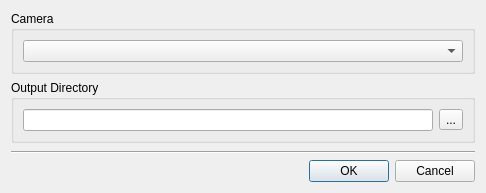
Qt form SecurityCam/options.ui (igormironchik/security-cam) before a commit.
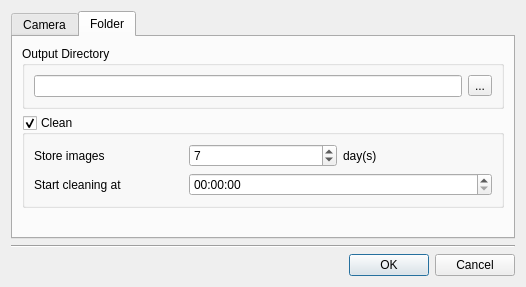
The same form after that commit.

What changed in the file:
```diff
--- a/SecurityCam/options.ui
+++ b/SecurityCam/options.ui
@@ -6,13 +6,23 @@
    <rect>
     <x>0</x>
     <y>0</y>
-    <width>486</width>
-    <height>193</height>
+    <width>526</width>
+    <height>287</height>
    </rect>
   </property>
   <property name="windowTitle">
    <string>Dialog</string>
   </property>
+  <layout class="QVBoxLayout" name="verticalLayout_4">
+   <item>
+    <widget class="QTabWidget" name="tabWidget">
+     <property name="currentIndex">
+      <number>1</number>
+     </property>
+     <widget class="QWidget" name="tab">
+      <attribute name="title">
+       <string>Camera</string>
+      </attribute>
   <layout class="QVBoxLayout" name="verticalLayout">
    <item>
     <widget class="QGroupBox" name="m_cameraBox">
@@ -27,6 +37,26 @@
     </widget>
    </item>
    <item>
+        <spacer name="verticalSpacer">
+         <property name="orientation">
+          <enum>Qt::Vertical</enum>
+         </property>
+         <property name="sizeHint" stdset="0">
+          <size>
+           <width>20</width>
+           <height>114</height>
+          </size>
+         </property>
+        </spacer>
+       </item>
+      </layout>
+     </widget>
+     <widget class="QWidget" name="tab_2">
+      <attribute name="title">
+       <string>Folder</string>
+      </attribute>
+      <layout class="QVBoxLayout" name="verticalLayout_3">
+       <item>
     <widget class="QGroupBox" name="groupBox_2">
      <property name="title">
       <string>Output Directory</string>
@@ -50,17 +80,71 @@
     </widget>
    </item>
    <item>
-    <spacer name="verticalSpacer">
+        <widget class="QGroupBox" name="m_clean">
+         <property name="title">
+          <string>Clean</string>
+         </property>
+         <property name="checkable">
+          <bool>true</bool>
+         </property>
+         <layout class="QVBoxLayout" name="verticalLayout_2">
+          <item>
+           <layout class="QGridLayout" name="gridLayout">
+            <item row="0" column="0">
+             <widget class="QLabel" name="label">
+              <property name="text">
+               <string>Store images</string>
+              </property>
+             </widget>
+            </item>
+            <item row="0" column="1">
+             <widget class="QSpinBox" name="m_storeDays">
+              <property name="minimum">
+               <number>1</number>
+              </property>
+              <property name="value">
+               <number>7</number>
+              </property>
+             </widget>
+            </item>
+            <item row="0" column="2">
+             <widget class="QLabel" name="label_2">
+              <property name="text">
+               <string>day(s)</string>
+              </property>
+             </widget>
+            </item>
+            <item row="1" column="0">
+             <widget class="QLabel" name="label_3">
+              <property name="text">
+               <string>Start cleaning at</string>
+              </property>
+             </widget>
+            </item>
+            <item row="1" column="1" colspan="2">
+             <widget class="QTimeEdit" name="m_cleanTime"/>
+            </item>
+           </layout>
+          </item>
+         </layout>
+        </widget>
+       </item>
+       <item>
+        <spacer name="verticalSpacer_2">
      <property name="orientation">
       <enum>Qt::Vertical</enum>
      </property>
      <property name="sizeHint" stdset="0">
       <size>
        <width>20</width>
-       <height>1</height>
+           <height>13</height>
       </size>
      </property>
     </spacer>
+       </item>
+      </layout>
+     </widget>
+    </widget>
    </item>
    <item>
     <widget class="Line" name="line">
```
Lines whose indentation alone changed are shown as unchanged.
